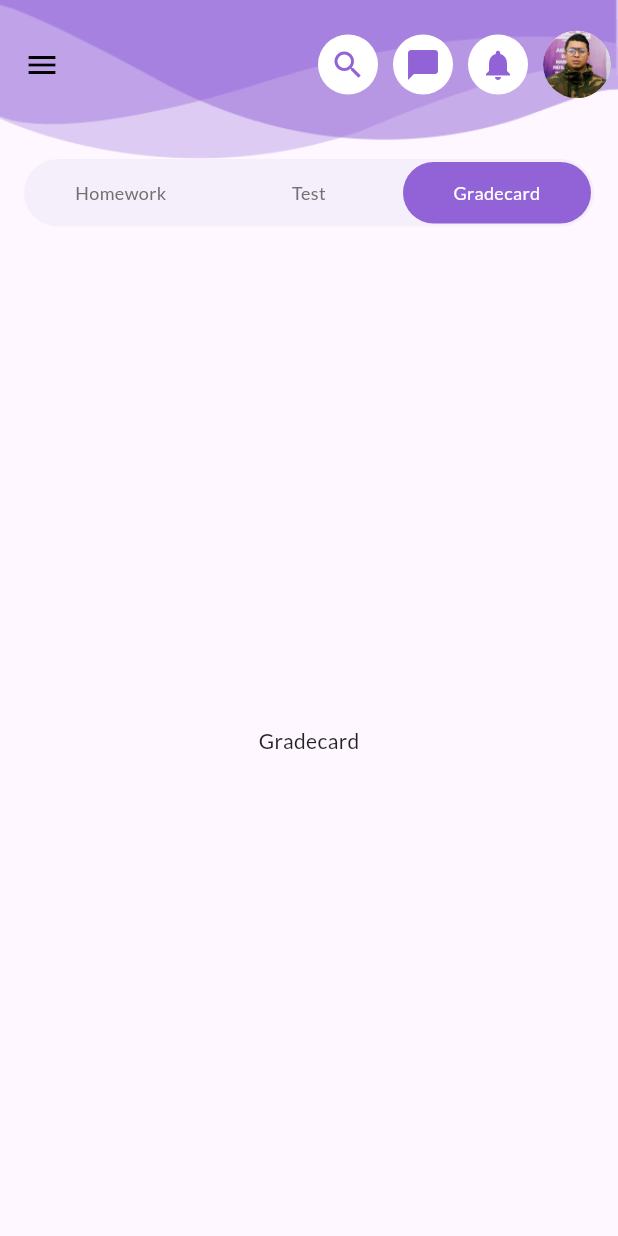
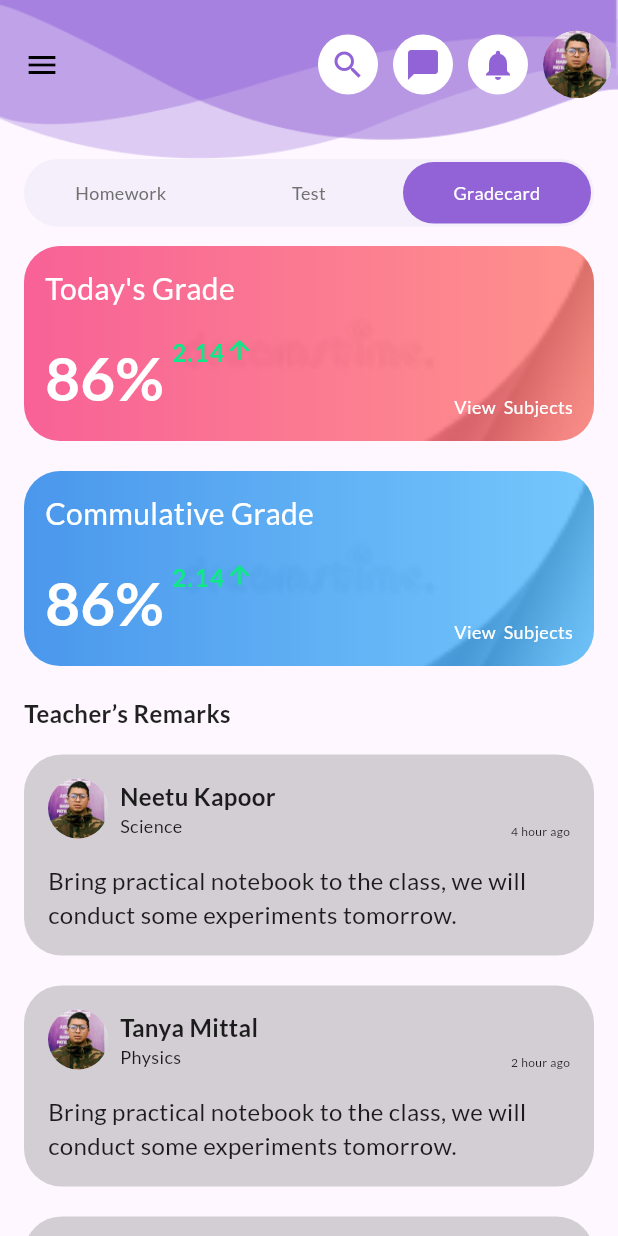
Before and after one commit to khanadnan10/aie-student, a Flutter app: the Classwork screen opened directly, swiped to page 3, on a phone screen of 412 x 824 dp. Run offline on Flutter 3.47's test engine with Material 2 defaults, Android fonts, the phone set to English and light mode, and no system bars; our stand-ins replace google_fonts.

Commit message:
commulative | grade card

```diff
--- a/lib/common/common_appbar.dart
+++ b/lib/common/common_appbar.dart
@@ -1,3 +1,4 @@
+// ignore_for_file: public_member_api_docs, sort_constructors_first
 import 'package:flutter/material.dart';
 
 import 'package:student_ui/feature/homeworktype/widgets/homework_type_appbar.dart';
@@ -10,14 +11,17 @@ class CommonAppbar extends StatelessWidget implements PreferredSize {
   final Gradient? gradient;
   final String? text;
   final VoidCallback onIconTap;
+  final bool? boxRequired;
   const CommonAppbar({
     Key? key,
-    this.title,
-    this.subTitle,
-    this.image,
-    this.gradient,
+    this.title, // Accessable after enabling boxRequires
+    this.subTitle, // Accessable after enabling boxRequires
+    this.image, // Accessable after enabling boxRequires
+    this.gradient, // Accessable after enabling boxRequires
     this.text,
     required this.onIconTap,
+    this.boxRequired =
+        true, // Enable this if required the container having image and text
   }) : super(key: key);
 
   @override
@@ -32,12 +36,14 @@ class CommonAppbar extends StatelessWidget implements PreferredSize {
           fontWeight: FontWeight.w700,
         ),
       ),
-      flexibleSpace: homeworkTypeAppbar(
-        title: title,
-        subTitle: subTitle,
-        gradient: gradient,
-        image: image ?? const AssetImage(''),
-      ),
+      flexibleSpace: boxRequired == true
+          ? homeworkTypeAppbar(
+              title: title,
+              subTitle: subTitle,
+              gradient: gradient,
+              image: image,
+            )
+          : null,
       centerTitle: true,
       leading: GestureDetector(
         onTap: onIconTap, // Navigator
@@ -61,7 +67,8 @@ class CommonAppbar extends StatelessWidget implements PreferredSize {
   }
 
   @override
-  Size get preferredSize => const Size.fromHeight(kToolbarHeight + 80);
+  Size get preferredSize =>
+      Size.fromHeight(kToolbarHeight + (boxRequired == true ? 80 : 10));
 
   @override
   // TODO: implement child
--- a/lib/feature/classwork/pages/classwork.dart
+++ b/lib/feature/classwork/pages/classwork.dart
@@ -2,6 +2,7 @@ import 'package:flutter/material.dart';
 import 'package:student_ui/feature/classwork/pages/homework.dart';
 import 'package:student_ui/feature/classwork/widgets/classwork_appbar.dart';
 import 'package:student_ui/feature/classwork/widgets/classwork_toggle_switch.dart';
+import 'package:student_ui/feature/gradecard/pages/grade_card.dart';
 import 'package:student_ui/feature/testPage/pages/test.dart';
 import 'package:student_ui/utils/colors.dart';
 
@@ -18,7 +19,7 @@ class _ClassworkState extends State<Classwork> {
   List<Widget> classworkScreens = [
     const Homework(),
     const Test(),
-    const Center(child: Text('Gradecard')),
+    const GradeCard(),
   ];
 
   @override
--- /dev/null
+++ b/lib/feature/commulative/pages/commulative.dart
@@ -0,0 +1,46 @@
+import 'package:flutter/material.dart';
+import 'package:student_ui/common/common_appbar.dart';
+import 'package:student_ui/utils/fonts.dart';
+import 'package:student_ui/utils/utils.dart';
+
+class Commulative extends StatefulWidget {
+  const Commulative({super.key});
+
+  @override
+  State<Commulative> createState() => _CommulativeState();
+}
+
+class _CommulativeState extends State<Commulative> {
+  @override
+  Widget build(BuildContext context) {
+    return Scaffold(
+      appBar: CommonAppbar(
+        boxRequired: false,
+        onIconTap: () {
+          // Navigate to previous page ---------
+          Navigator.pop(context);
+        },
+        text: 'Grade card',
+      ),
+      body: Padding(
+        padding: const EdgeInsets.symmetric(horizontal: 16.0),
+        child: Column(
+          crossAxisAlignment: CrossAxisAlignment.start,
+          children: [
+            // Total Grade section ==============================================
+            const Text(
+              'Total Grade',
+              style: AppFont.kHeadingTextStyle,
+            ),
+            Utils().sizedBox,
+            // Pie chart representation of grades
+            const Placeholder(
+              fallbackHeight: 300,
+              child: Center(child: Text('Pie Chart')),
+            )
+          ],
+        ),
+      ),
+    );
+  }
+}
--- /dev/null
+++ b/lib/feature/gradecard/data/data.dart
@@ -0,0 +1,44 @@
+import 'package:flutter/material.dart';
+import 'package:student_ui/utils/colors.dart';
+
+List<Map<String, dynamic>> gradeCardData = [
+  {
+    'topic': "Today's Grade",
+    'percent': '86',
+    'perRate': '2.14',
+  },
+  {
+    'topic': "Commulative Grade",
+    'percent': '86',
+    'perRate': '2.14',
+  },
+];
+List<Map<String, dynamic>> teachersRemarkData = [
+  {
+    'name': 'Neetu Kapoor',
+    'subject': 'Science',
+    'timeAgo': '4 hour ago',
+    'remark':
+        'Bring practical notebook to the class, we will conduct some experiments tomorrow.',
+  },
+  {
+    'name': 'Tanya Mittal',
+    'subject': 'Physics',
+    'timeAgo': '2 hour ago',
+    'remark':
+        'Bring practical notebook to the class, we will conduct some experiments tomorrow.',
+  },
+  {
+    'name': 'Amy Gaur',
+    'subject': 'English',
+    'timeAgo': '2 hour ago',
+    'remark':
+        'You have to focus on your grammer, context is very good but lacks the way you write your answers.',
+  },
+];
+
+//TODO:  This can be used in production as well - Only for the gradient use
+List<Gradient> gradientColor = [
+  AppColor.kPinkGradient,
+  AppColor.kReverseSkyGradient,
+];
--- /dev/null
+++ b/lib/feature/gradecard/pages/grade_card.dart
@@ -0,0 +1,63 @@
+import 'package:flutter/material.dart';
+import 'package:student_ui/feature/gradecard/data/data.dart';
+import 'package:student_ui/feature/gradecard/widgets/grade_small_card.dart';
+import 'package:student_ui/feature/gradecard/widgets/teacher_remark_card.dart';
+import 'package:student_ui/utils/fonts.dart';
+import 'package:student_ui/utils/utils.dart';
+
+class GradeCard extends StatefulWidget {
+  const GradeCard({super.key});
+
+  @override
+  State<GradeCard> createState() => _GradeCardState();
+}
+
+class _GradeCardState extends State<GradeCard> {
+  @override
+  Widget build(BuildContext context) {
+    return SingleChildScrollView(
+      physics: const BouncingScrollPhysics(),
+      child: Column(
+        crossAxisAlignment: CrossAxisAlignment.start,
+        children: [
+          ListView.builder(
+            physics: const BouncingScrollPhysics(),
+            itemCount: gradeCardData.length,
+            shrinkWrap: true,
+            itemBuilder: (context, index) {
+              final colorIndex = (index % gradientColor.length);
+              return GradeSmallCard(
+                gradient: gradientColor[
+                    colorIndex], // Using the gradient index so it can select colors on random basis
+                topic: gradeCardData[index]['topic'],
+                percent: gradeCardData[index]['percent'],
+                perRate: gradeCardData[index]['perRate'],
+              );
+            },
+          ),
+
+          // TEACHERS REMARKS --------------------------------------------------
+          const Text(
+            "Teacher’s Remarks",
+            style: AppFont.kHeadingTextStyle,
+          ),
+          Utils().sizedBox,
+          ListView.builder(
+            physics: const BouncingScrollPhysics(),
+            itemCount: teachersRemarkData.length,
+            shrinkWrap: true,
+            itemBuilder: (context, index) {
+              return TeachersRemarkCard(
+                image: 'images/Img - 01.png',
+                name: teachersRemarkData[index]['name'],
+                subject: teachersRemarkData[index]['subject'],
+                timeAgo: teachersRemarkData[index]['timeAgo'],
+                remark: teachersRemarkData[index]['remark'],
+              );
+            },
+          ),
+        ],
+      ),
+    );
+  }
+}
--- /dev/null
+++ b/lib/feature/gradecard/widgets/grade_small_card.dart
@@ -0,0 +1,92 @@
+// ignore_for_file: public_member_api_docs, sort_constructors_first
+import 'package:flutter/material.dart';
+
+import 'package:student_ui/utils/colors.dart';
+import 'package:student_ui/utils/fonts.dart';
+import 'package:student_ui/utils/utils.dart';
+
+class GradeSmallCard extends StatelessWidget {
+  final String topic;
+  final String percent;
+  final String perRate;
+  final Gradient? gradient;
+  const GradeSmallCard({
+    Key? key,
+    required this.topic,
+    required this.percent,
+    required this.perRate,
+    this.gradient,
+  }) : super(key: key);
+
+  @override
+  Widget build(BuildContext context) {
+    return Container(
+      // height: MediaQuery.of(context).size.height * 0.18,
+      margin: const EdgeInsets.only(bottom: 20.0),
+      padding: const EdgeInsets.all(14.0),
+      decoration: BoxDecoration(
+        gradient: gradient ?? AppColor.kPinkGradient,
+        borderRadius: BorderRadius.circular(24.0),
+        image: const DecorationImage(
+          fit: BoxFit.cover,
+          colorFilter: ColorFilter.srgbToLinearGamma(),
+          image: AssetImage(
+            'images/image 34.png',
+          ),
+        ),
+      ),
+      child: Column(
+        crossAxisAlignment: CrossAxisAlignment.start,
+        mainAxisAlignment: MainAxisAlignment.center,
+        children: [
+          Text(
+            topic,
+            style: AppFont.kTopicLiteTextStyle.copyWith(color: AppColor.kWhite),
+          ),
+          Utils().sizedBox,
+          Row(
+            mainAxisAlignment: MainAxisAlignment.spaceBetween,
+            crossAxisAlignment: CrossAxisAlignment.end,
+            children: [
+              Row(
+                crossAxisAlignment: CrossAxisAlignment.start,
+                children: [
+                  Text(
+                    '$percent%',
+                    softWrap: true,
+                    textAlign: TextAlign.start,
+                    style: AppFont.kLargeTopicTextStyle.copyWith(
+                      color: AppColor.kWhite,
+                      fontSize: 40.0,
+                    ),
+                  ),
+                  Utils(width: 5).sizedBox,
+                  Text(
+                    perRate,
+                    style: AppFont.kHeadingTextStyle
+                        .copyWith(color: AppColor.kGreen, letterSpacing: 1),
+                  ),
+                  const Icon(
+                    Icons.arrow_upward_rounded,
+                    color: AppColor.kGreen,
+                    size: 20.0,
+                  )
+                ],
+              ),
+              Row(
+                children: [
+                  Text(
+                    'View  Subjects',
+                    style: AppFont.kBodyTextStyle.copyWith(
+                      color: AppColor.kWhite,
+                    ),
+                  ),
+                ],
+              ),
+            ],
+          ),
+        ],
+      ),
+    );
+  }
+}
--- /dev/null
+++ b/lib/feature/gradecard/widgets/teacher_remark_card.dart
@@ -0,0 +1,74 @@
+
+import 'package:flutter/material.dart';
+import 'package:student_ui/utils/colors.dart';
+import 'package:student_ui/utils/fonts.dart';
+import 'package:student_ui/utils/utils.dart';
+
+class TeachersRemarkCard extends StatelessWidget {
+  final String image;
+  final String name;
+  final String subject;
+  final String timeAgo;
+  final String remark;
+  const TeachersRemarkCard({
+    Key? key,
+    required this.image,
+    required this.name,
+    required this.subject,
+    required this.timeAgo,
+    required this.remark,
+  }) : super(key: key);
+
+  @override
+  Widget build(BuildContext context) {
+    return Container(
+      padding: const EdgeInsets.all(16.0),
+      margin: const EdgeInsets.only(bottom: 20.0),
+      decoration: BoxDecoration(
+          color: AppColor.kGrey.withOpacity(0.3),
+          borderRadius: BorderRadius.circular(25.0)),
+      child: Column(
+        children: [
+          // Teacher info
+          Row(
+            mainAxisAlignment: MainAxisAlignment.spaceBetween,
+            crossAxisAlignment: CrossAxisAlignment.end,
+            children: [
+              Row(
+                children: [
+                  CircleAvatar(
+                    backgroundImage: AssetImage(image),
+                  ),
+                  Utils(width: 8).sizedBox,
+                  Column(
+                    crossAxisAlignment: CrossAxisAlignment.start,
+                    children: [
+                      Text(
+                        name,
+                        style: AppFont.kHeadingTextStyle,
+                      ),
+                      Text(
+                        subject,
+                        style: AppFont.kBodyTextStyle,
+                      ),
+                    ],
+                  ),
+                ],
+              ),
+              Text(
+                timeAgo,
+                style: AppFont.kSmallTextStyle,
+              ),
+            ],
+          ),
+          Utils().sizedBox,
+          //Teacher remark details
+          Text(
+            remark,
+            style: AppFont.kHeadingLightTextStyle,
+          ),
+        ],
+      ),
+    );
+  }
+}
--- a/lib/feature/testInstruction/pages/test_instruction.dart
+++ b/lib/feature/testInstruction/pages/test_instruction.dart
@@ -95,9 +95,7 @@ class _TestInstructionState extends State<TestInstruction> {
                 ),
               ),
               Utils().sizedBox,
-              SizedBox(
-                height: MediaQuery.of(context).size.height,
-                child: ListView.builder(
+              ListView.builder(
                 physics: const BouncingScrollPhysics(),
                 shrinkWrap: true,
                 itemCount: 1,
@@ -106,8 +104,6 @@ class _TestInstructionState extends State<TestInstruction> {
                   body: aboutHomework[index]['body'],
                 ),
               ),
-              ),
-              // Utils().sizedBox,
             ],
           ),
         ),
--- a/lib/main.dart
+++ b/lib/main.dart
@@ -1,7 +1,6 @@
 import 'package:flutter/material.dart';
 import 'package:google_fonts/google_fonts.dart';
-import 'package:student_ui/feature/homeworktype/pages/home_work_type.dart';
-import 'package:student_ui/feature/testInstruction/pages/test_instruction.dart';
+import 'package:student_ui/feature/commulative/pages/commulative.dart';
 
 void main() {
   runApp(const MyApp());
@@ -19,7 +18,7 @@ class MyApp extends StatelessWidget {
       textTheme: GoogleFonts.latoTextTheme(),
     useMaterial3: true,
     ),
-    home: const TestInstruction(),
+    home: const Commulative(),
   );
   }
 }
--- a/lib/utils/colors.dart
+++ b/lib/utils/colors.dart
@@ -7,6 +7,7 @@ class AppColor {
   static const Color kGrey = Color(0xff707070);
   static const Color kBlack = Color(0xff000000);
   static const Color kOceanBlue = Color(0xff44C2E1);
+  static const Color kGreen = Color(0xff10E888);
 
   //Gradients ============================================
 
--- a/lib/utils/fonts.dart
+++ b/lib/utils/fonts.dart
@@ -21,6 +21,10 @@ class AppFont {
     fontSize: 20.0,
     fontWeight: FontWeight.w700,
   );
+  static const TextStyle kTopicLiteTextStyle = TextStyle(
+    fontSize: 20.0,
+    fontWeight: FontWeight.w500,
+  );
   static const TextStyle kLargeTopicTextStyle = TextStyle(
     fontSize: 24.0,
     fontWeight: FontWeight.w700,
```
Lines whose indentation alone changed are shown as unchanged.
